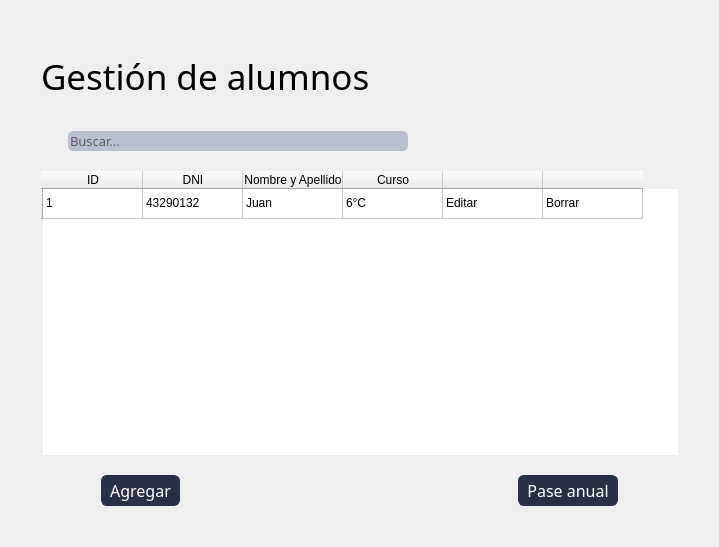
Before: the Qt Designer form blustock/ui/screens_uis/otro_personal.ui in MaxAPBusiness/Blustock, drawn with Qt 5.
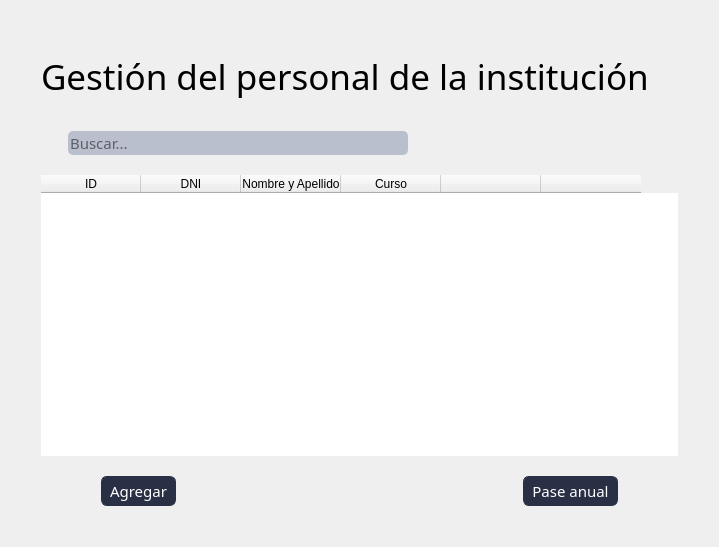
After: the same form once the commit is applied. Icons and pictures are not drawn.

The edit to the form file:
```diff
--- a/blustock/ui/screens_uis/otro_personal.ui
+++ b/blustock/ui/screens_uis/otro_personal.ui
@@ -177,13 +177,14 @@
        </property>
        <property name="font">
         <font>
-         <family>Oswald</family>
+         <family>Oswald,sans-serif</family>
+         <pointsize>-1</pointsize>
          <weight>50</weight>
          <bold>false</bold>
         </font>
        </property>
        <property name="text">
-        <string>Gestión de alumnos</string>
+        <string>Gestión del personal de la institución</string>
        </property>
       </widget>
      </item>
@@ -221,8 +222,8 @@
          </property>
          <property name="font">
           <font>
-           <family>Oswald</family>
-           <pointsize>10</pointsize>
+           <family>Oswald,sans-serif</family>
+           <pointsize>11</pointsize>
            <weight>50</weight>
            <bold>false</bold>
           </font>
@@ -267,11 +268,6 @@
        <property name="sortingEnabled">
         <bool>true</bool>
        </property>
-       <row>
-        <property name="text">
-         <string/>
-        </property>
-       </row>
        <column>
         <property name="text">
          <string>ID</string>
@@ -302,36 +298,6 @@
          <string/>
         </property>
        </column>
-       <item row="0" column="0">
-        <property name="text">
-         <string>1</string>
-        </property>
-       </item>
-       <item row="0" column="1">
-        <property name="text">
-         <string>43290132</string>
-        </property>
-       </item>
-       <item row="0" column="2">
-        <property name="text">
-         <string>Juan </string>
-        </property>
-       </item>
-       <item row="0" column="3">
-        <property name="text">
-         <string>6°C</string>
-        </property>
-       </item>
-       <item row="0" column="4">
-        <property name="text">
-         <string>Editar</string>
-        </property>
-       </item>
-       <item row="0" column="5">
-        <property name="text">
-         <string>Borrar</string>
-        </property>
-       </item>
       </widget>
      </item>
      <item>
@@ -346,8 +312,8 @@
         <widget class="QPushButton" name="pushButton_2">
          <property name="font">
           <font>
-           <family>Oswald</family>
-           <pointsize>12</pointsize>
+           <family>Oswald,sans-serif</family>
+           <pointsize>11</pointsize>
            <weight>50</weight>
            <bold>false</bold>
           </font>
@@ -377,8 +343,8 @@
         <widget class="QPushButton" name="pushButton">
          <property name="font">
           <font>
-           <family>Oswald</family>
-           <pointsize>12</pointsize>
+           <family>Oswald,sans-serif</family>
+           <pointsize>11</pointsize>
            <weight>50</weight>
            <bold>false</bold>
           </font>
```
